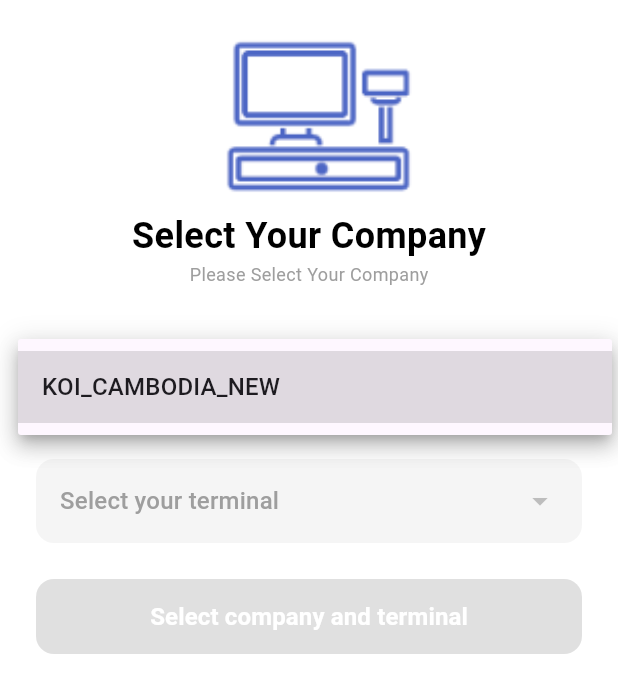
After one commit to Bunnareth7/ready_app_with_getX, a Flutter app: the CompanySelectionView screen opened by its route, after a tap on "Select your company", on a phone screen of 412 x 824 dp. The commit adds this screen. Shown: the top 693 px of the screen. Run offline on Flutter 3.47's test engine with Material 3 defaults, Android fonts, the phone set to English and light mode, and no system bars; our stand-ins replace dio, get, get_storage; accounts and stored records are empty.

Commit message:
Terminal ID

```diff
--- a/lib/app/data/providers/api_client.dart
+++ b/lib/app/data/providers/api_client.dart
@@ -10,6 +10,7 @@ class ApiClient {
   static const String baseUrlGateway = 'https://uat.monakom.com/gateway/';
   static const String baseUrlApi = 'https://uat.monakom.com/216/erp_cloud/';
   static const String apiKey = '6NpyIrfdrhGGWFcoSKzydv4HprQ4qPmHq7ylz5XQ6mI';
+  static const String terminalByCompany = "https://uat.monakom.com/216/erp_cloud/";
 
   ApiClient() {
     _dio = Dio(
@@ -100,5 +101,8 @@ class ApiClient {
 
     final response = await dio.get(endpoint);
     return response;
+
+
   }
+
 }
--- a/lib/app/data/providers/api_service.dart
+++ b/lib/app/data/providers/api_service.dart
@@ -11,6 +11,7 @@ class ApiService extends GetxService {
     super.onInit();
     _apiClient = Get.find<ApiClient>();
   }
+
   //LOGIN
   Future<Result<Map<String, dynamic>>> login(
     String username,
@@ -138,4 +139,58 @@ class ApiService extends GetxService {
       return Failure(message: e.toString());
     }
   }
+
+
+  Future<Result<Map<String, dynamic>>> getCompanies() async {
+  try {
+    print('📤 Getting companies...');
+
+    final response = await _apiClient.get(
+      'adm/v1/api/user/user-company',
+      baseUrl: ApiClient.baseUrlApi,
+    );
+
+    print('📥 Status: ${response.statusCode}');
+    print('📥 Full Response: ${response.data}');
+    print('📥 Response Type: ${response.data.runtimeType}');
+
+    if (response.statusCode == 200) {
+      return Success(response.data as Map<String, dynamic>);
+    }
+
+    return Failure(
+      message: response.data['message'] ?? 'Failed to get companies',
+    );
+  } catch (e) {
+    print('❌ Error getting companies: $e');
+    return Failure(message: e.toString());
+  }
 }
+
+// ===== GET TERMINALS =====
+Future<Result<Map<String, dynamic>>> getTerminals(String company) async {
+  try {
+    print('📤 Getting terminals for: $company');
+
+    final response = await _apiClient.get(
+      'adm/v1/api/user/user-td-terminal',
+      baseUrl: ApiClient.baseUrlApi,
+    );
+
+    print('📥 Status: ${response.statusCode}');
+    print('📥 Full Response: ${response.data}');
+    print('📥 Response Type: ${response.data.runtimeType}');
+
+    if (response.statusCode == 200) {
+      return Success(response.data as Map<String, dynamic>);
+    }
+
+    return Failure(
+      message: response.data['message'] ?? 'Failed to get terminals',
+    );
+  } catch (e) {
+    print('❌ Error getting terminals: $e');
+    return Failure(message: e.toString());
+  }
+}
+}
--- /dev/null
+++ b/lib/app/modules/company_selection/bindings/company_selection_binding.dart
@@ -0,0 +1,13 @@
+// lib/app/modules/company_selection/bindings/company_selection_binding.dart
+import 'package:get/get.dart';
+import '../controllers/company_selection_controller.dart';
+
+class CompanySelectionBinding extends Bindings {
+  @override
+  void dependencies() {
+
+    Get.lazyPut<CompanySelectionController>(
+      () => CompanySelectionController(),
+    );
+  }
+}
--- /dev/null
+++ b/lib/app/modules/company_selection/controllers/company_selection_controller.dart
@@ -0,0 +1,174 @@
+
+import 'package:flutter/material.dart';
+import 'package:get/get.dart';
+import 'package:get_storage/get_storage.dart';
+import '../../../data/providers/api_service.dart';
+import '../../../core/results/result.dart';
+
+class CompanySelectionController extends GetxController {
+  final GetStorage _storage = GetStorage();
+  final ApiService _apiService = Get.find<ApiService>();
+
+  var selectedCompany = ''.obs;
+  var selectedTerminal = ''.obs;
+  var companies = <String>[].obs;
+  var terminals = <String>[].obs;
+  var isLoading = false.obs;
+  var errorMessage = ''.obs;
+  var isButtonEnabled = false.obs;
+
+  @override
+  void onInit() {
+    super.onInit();
+    final token = _storage.read('access_token');
+    if (token == null || token.isEmpty) {
+      Get.offAllNamed('/login');
+      return;
+    }
+    loadCompanies();
+  }
+
+  Future<void> loadCompanies() async {
+    isLoading.value = true;
+    errorMessage.value = '';
+
+    try {
+      final result = await _apiService.getCompanies();
+
+      switch (result) {
+        case Success():
+          final dynamic data = result.data;
+          print('Companies response: $data');
+
+          List<String> companyList = [];
+
+          if (data is List) {
+            companyList = data.map((e) => e.toString()).toList();
+          } else if (data is Map<String, dynamic>) {
+            if (data.containsKey('data') && data['data'] is List) {
+              final list = data['data'] as List;
+              companyList = list.map((e) => e.toString()).toList();
+            } else if (data.containsKey('companyList') &&
+                data['companyList'] is List) {
+              final list = data['companyList'] as List;
+              companyList = list.map((e) => e.toString()).toList();
+            } else if (data.containsKey('companies') &&
+                data['companies'] is List) {
+              final list = data['companies'] as List;
+              companyList = list.map((e) => e.toString()).toList();
+            }
+          }
+
+          if (companyList.isNotEmpty) {
+            companies.value = companyList;
+            print('Companies loaded: ${companies.length}');
+          } else {
+            companies.value = ['KOI_CAMBODIA_NEW'];
+          }
+          break;
+
+        case Failure():
+          companies.value = ['KOI_CAMBODIA_NEW'];
+          break;
+      }
+    } catch (e) {
+      companies.value = ['KOI_CAMBODIA_NEW'];
+      print('Error loading companies: $e');
+    } finally {
+      isLoading.value = false;
+    }
+  }
+
+  Future<void> loadTerminals() async {
+    if (selectedCompany.value.isEmpty) return;
+
+    isLoading.value = true;
+    errorMessage.value = '';
+    terminals.clear();
+
+    try {
+      final result = await _apiService.getTerminals(selectedCompany.value);
+
+      switch (result) {
+        case Success():
+          final dynamic data = result.data;
+          print('Terminals response: $data');
+
+          List<String> terminalList = [];
+
+          if (data is List) {
+            terminalList = data.map((e) => e.toString()).toList();
+          } else if (data is Map<String, dynamic>) {
+            if (data.containsKey('data') && data['data'] is List) {
+              final list = data['data'] as List;
+              terminalList = list.map((e) => e.toString()).toList();
+            } else if (data.containsKey('terminalList') &&
+                data['terminalList'] is List) {
+              final list = data['terminalList'] as List;
+              terminalList = list.map((e) => e.toString()).toList();
+            } else if (data.containsKey('terminals') &&
+                data['terminals'] is List) {
+              final list = data['terminals'] as List;
+              terminalList = list.map((e) => e.toString()).toList();
+            }
+          }
+
+          if (terminalList.isNotEmpty) {
+            terminals.value = terminalList;
+            print('Terminals loaded: ${terminals.length}');
+          } else {
+            terminals.value = ['CXDemoKOI1', 'DEMOCAMBODIA'];
+          }
+          break;
+
+        case Failure():
+          terminals.value = ['CXDemoKOI1', 'DEMOCAMBODIA'];
+          break;
+      }
+    } catch (e) {
+      terminals.value = ['CXDemoKOI1', 'DEMOCAMBODIA'];
+      print('Error loading terminals: $e');
+    } finally {
+      isLoading.value = false;
+    }
+  }
+
+  void selectCompany(String? company) {
+    if (company != null) {
+      selectedCompany.value = company;
+      terminals.clear();
+      selectedTerminal.value = '';
+      _updateButtonState();
+      loadTerminals();
+    }
+  }
+
+  void selectTerminal(String? terminal) {
+    if (terminal != null) {
+      selectedTerminal.value = terminal;
+      _updateButtonState();
+    }
+  }
+
+  void _updateButtonState() {
+    isButtonEnabled.value =
+        selectedCompany.isNotEmpty && selectedTerminal.isNotEmpty;
+  }
+
+  void connect() {
+    if (!isButtonEnabled.value) return;
+
+    _storage.write('company', selectedCompany.value);
+    _storage.write('terminalId', selectedTerminal.value);
+
+    Get.snackbar(
+      'Success',
+      'Connected to ${selectedCompany.value} - ${selectedTerminal.value}',
+      snackPosition: SnackPosition.TOP,
+      backgroundColor: Colors.green,
+      colorText: Colors.white,
+    );
+
+    Get.offAllNamed('/home');
+  }
+}
--- /dev/null
+++ b/lib/app/modules/company_selection/views/company_selection_view.dart
@@ -0,0 +1,179 @@
+import 'package:flutter/material.dart';
+import 'package:get/get.dart';
+import '../controllers/company_selection_controller.dart';
+
+class CompanySelectionView extends GetView<CompanySelectionController> {
+  const CompanySelectionView({super.key});
+
+  @override
+  Widget build(BuildContext context) {
+    // ✅ Register controller if not already registered
+    if (!Get.isRegistered<CompanySelectionController>()) {
+      Get.put<CompanySelectionController>(CompanySelectionController());
+    }
+
+    return Scaffold(
+      backgroundColor: Colors.white,
+      body: SafeArea(
+        child: Padding(
+          padding: const EdgeInsets.symmetric(horizontal: 24.0),
+          child: Column(
+            crossAxisAlignment: CrossAxisAlignment.start,
+            children: [
+              const SizedBox(height: 20),
+
+              _buildImageContainer(),
+
+              const SizedBox(height: 10),
+
+              _buildCompanyDropdown(),
+
+              const SizedBox(height: 20),
+
+              _buildTerminalDropdown(),
+
+              const SizedBox(height: 24),
+
+              _buildConnectButton(),
+            ],
+          ),
+        ),
+      ),
+    );
+  }
+
+  Widget _buildImageContainer() {
+    return Container(
+      width: double.infinity,
+      height: 200,
+      decoration: const BoxDecoration(color: Colors.white),
+      child: Center(
+        child: Column(
+          mainAxisAlignment: MainAxisAlignment.start,
+          children: [
+            Image.asset(
+              'assets/images/TERMINAL_LOGO.png',
+              fit: BoxFit.cover,
+              width: 150,
+              height: 120,
+              errorBuilder: (context, error, stackTrace) {
+                return const Icon(
+                  Icons.image_not_supported,
+                  size: 80,
+                  color: Colors.grey,
+                );
+              },
+            ),
+            const Text(
+              'Select Your Company',
+              style: TextStyle(
+                fontSize: 24,
+                fontWeight: FontWeight.bold,
+                color: Colors.black,
+              ),
+            ),
+            const Text(
+              'Please Select Your Company',
+              style: TextStyle(fontSize: 12, color: Colors.grey),
+            ),
+          ],
+        ),
+      ),
+    );
+  }
+
+  Widget _buildCompanyDropdown() {
+    return Obx(() {
+      return Container(
+        padding: const EdgeInsets.symmetric(horizontal: 4),
+        decoration: BoxDecoration(
+          color: Colors.grey[100],
+          borderRadius: BorderRadius.circular(12),
+        ),
+        child: DropdownButtonHideUnderline(
+          child: DropdownButton<String>(
+            value: controller.selectedCompany.value.isNotEmpty
+                ? controller.selectedCompany.value
+                : null,
+            hint: const Text(
+              'Select your company',
+              style: TextStyle(color: Colors.grey),
+            ),
+            isExpanded: true,
+            padding: const EdgeInsets.symmetric(horizontal: 12, vertical: 4),
+            items: controller.companies.map((company) {
+              return DropdownMenuItem<String>(
+                value: company,
+                child: Text(company),
+              );
+            }).toList(),
+            onChanged: controller.selectCompany,
+          ),
+        ),
+      );
+    });
+  }
+
+  Widget _buildTerminalDropdown() {
+    return Obx(() {
+      return Container(
+        padding: const EdgeInsets.symmetric(horizontal: 4),
+        decoration: BoxDecoration(
+          color: Colors.grey[100],
+          borderRadius: BorderRadius.circular(12),
+        ),
+        child: DropdownButtonHideUnderline(
+          child: DropdownButton<String>(
+            value: controller.selectedTerminal.value.isNotEmpty
+                ? controller.selectedTerminal.value
+                : null,
+            hint: const Text(
+              'Select your terminal',
+              style: TextStyle(color: Colors.grey),
+            ),
+            isExpanded: true,
+            padding: const EdgeInsets.symmetric(horizontal: 12, vertical: 4),
+            items: controller.terminals.map((terminal) {
+              return DropdownMenuItem<String>(
+                value: terminal,
+                child: Text(terminal),
+              );
+            }).toList(),
+            onChanged: controller.selectTerminal,
+          ),
+        ),
+      );
+    });
+  }
+
+  Widget _buildConnectButton() {
+    return Obx(
+      () => SizedBox(
+        width: double.infinity,
+        height: 50,
+        child: ElevatedButton(
+          onPressed: controller.isButtonEnabled.value
+              ? controller.connect
+              : null,
+          style: ElevatedButton.styleFrom(
+            backgroundColor: Colors.blue,
+            shape: RoundedRectangleBorder(
+              borderRadius: BorderRadius.circular(12),
+            ),
+            disabledBackgroundColor: Colors.grey[300],
+          ),
+          child: Text(
+            controller.isButtonEnabled.value
+                ? 'Connect to your terminal'
+                : 'Select company and terminal',
+            style: const TextStyle(
+              fontSize: 16,
+              color: Colors.white,
+              fontWeight: FontWeight.w600,
+            ),
+          ),
+        ),
+      ),
+    );
+  }
+}
--- a/lib/app/modules/home/views/home_view.dart
+++ b/lib/app/modules/home/views/home_view.dart
@@ -65,9 +65,9 @@ class HomeView extends GetView<HomeController> {
     final controller = Get.find<HomeController>();
 
     return Padding(
-      padding: const EdgeInsets.symmetric(horizontal: 20),
+      padding: const EdgeInsets.symmetric(horizontal: 20,),
       child: Container(
-        height: 35,
+        height: 30,
         width: double.infinity,
         decoration: BoxDecoration(
           color: const Color(0xFFecf0f1),
@@ -133,7 +133,7 @@ class HomeView extends GetView<HomeController> {
             onTap: () {
               SettingsView.open();
             },
-            child: const Icon(Icons.settings_outlined, color: Colors.black),
+            child: const Icon(Icons.settings_outlined, color: Colors.black54),
           ),
         ],
       ),
--- a/lib/app/modules/home/views/widgets/filter_widget.dart
+++ b/lib/app/modules/home/views/widgets/filter_widget.dart
@@ -8,7 +8,6 @@ class FilterWidget extends StatelessWidget {
   @override
   Widget build(BuildContext context) {
     final HomeController controller = Get.find<HomeController>();
-
     return Obx(() {
       if (controller.tabTitles.isEmpty) {
         return Padding(
@@ -32,7 +31,6 @@ class FilterWidget extends StatelessWidget {
           ),
         );
       }
-
       return Padding(
         padding: const EdgeInsets.symmetric(horizontal: 20),
         child: Container(
--- a/lib/app/modules/settings/views/settings_view.dart
+++ b/lib/app/modules/settings/views/settings_view.dart
@@ -45,7 +45,7 @@ class SettingsView extends GetView<SettingsController> {
                       'Languages',
                       style: TextStyle(
                         fontSize: 18,
-                        fontWeight: FontWeight.w500,
+                        fontWeight: FontWeight.w400,
                       ),
                     ),
                   ),
@@ -61,7 +61,6 @@ class SettingsView extends GetView<SettingsController> {
               ),
             ),
           ),
-
           // LOgout
           Padding(
             padding: const EdgeInsets.only(top: 8.0, right: 20, left: 20),
@@ -98,7 +97,7 @@ class SettingsView extends GetView<SettingsController> {
                       Padding(
                         padding: EdgeInsets.only(left: 15),
                         child: Text(
-                          "Log Out",
+                          "Logout",
                           style: TextStyle(
                             fontSize: 18,
                             color: Colors.red,
--- a/lib/app/routes/app_pages.dart
+++ b/lib/app/routes/app_pages.dart
@@ -1,4 +1,6 @@
 import 'package:get/get.dart';
+import 'package:learn_getx2/app/modules/company_selection/bindings/company_selection_binding.dart';
+import 'package:learn_getx2/app/modules/company_selection/views/company_selection_view.dart';
 
 import '../modules/home/bindings/home_binding.dart';
 import '../modules/home/views/home_view.dart';
@@ -13,8 +15,14 @@ class AppPages {
   AppPages._();
 
   //static const INITIAL = Routes.HOME;
-  static const INITIAL = Routes.LOGIN;
+  // static const INITIAL = Routes.LOGIN;
+  static const INITIAL = Routes.COMPANY_SELECTION;
   static final routes = [
+     GetPage(
+      name: _Paths.COMPANY_SELECTION,
+      page: () => const CompanySelectionView(),
+      binding: CompanySelectionBinding(),
+    ),
     GetPage(
       name: _Paths.HOME,
       page: () => const HomeView(),
--- a/lib/app/routes/app_routes.dart
+++ b/lib/app/routes/app_routes.dart
@@ -1,11 +1,12 @@
 part of 'app_pages.dart';
-// DO NOT EDIT. This is code generated via package:get_cli/get_cli.dart
+
 
 abstract class Routes {
   Routes._();
   static const HOME = _Paths.HOME;
   static const LOGIN = _Paths.LOGIN;
   static const SETTINGS = _Paths.SETTINGS;
+  static const COMPANY_SELECTION = _Paths.COMPANY_SELECTION;
 }
 
 abstract class _Paths {
@@ -13,4 +14,5 @@ abstract class _Paths {
   static const HOME = '/home';
   static const LOGIN = '/login';
   static const SETTINGS = '/settings';
+   static const COMPANY_SELECTION = '/company-selection';
 }
--- a/pubspec.yaml
+++ b/pubspec.yaml
@@ -65,6 +65,7 @@ flutter:
   assets:
     - assets/images/people_inline.png
     - assets/images/MONOKOM_LOGO1.png
+    - assets/images/TERMINAL_LOGO.png
   #   - images/a_dot_ham.jpeg
 
   # An image asset can refer to one or more resolution-specific "variants", see
```
Also changed, not shown: lib/main.dart (+11 -0 lines), assets/images/TERMINAL_LOGO.png (added).
